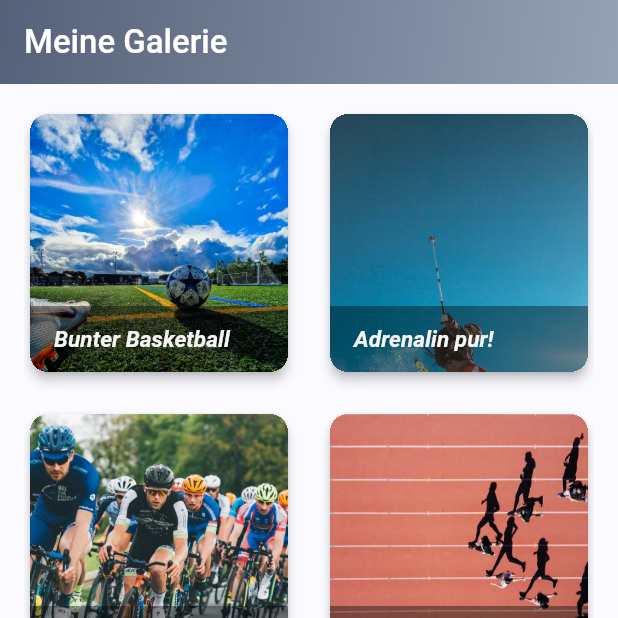
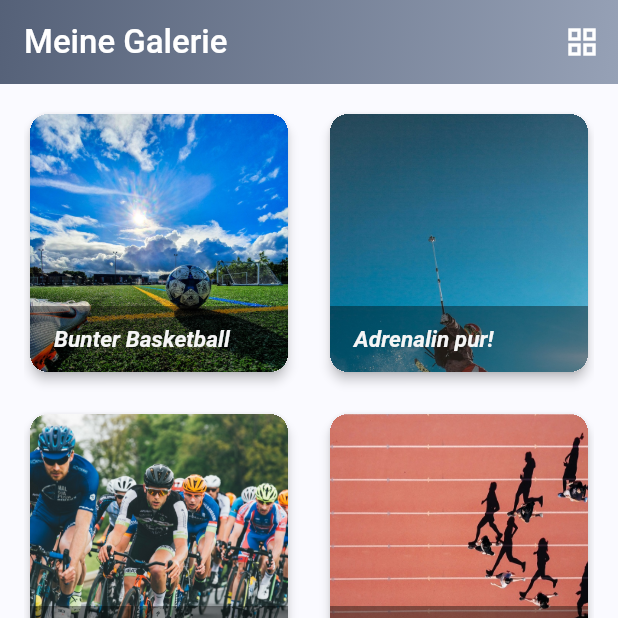
Before and after one commit to Platypus84/photo_gallery, a Flutter app: the screen it shows after launch, item 2 of the bottom bar chosen, on a phone screen of 412 x 824 dp, the top half of it. Run offline on Flutter 3.47's test engine with Material 3 defaults, Android fonts, the phone set to English and light mode, and no system bars.

Commit message:
update06_photogallery

```diff
--- a/lib/data/gallery_data.dart
+++ b/lib/data/gallery_data.dart
@@ -1,49 +1,63 @@
-import 'package:photo_gallery/widgets/gallery_item.dart';
+// Datei editiert: Klasse GalleryItemData erstellt sowie Listentyp GalleryItem durch GalleryItemData ersetzt, um picsPerRow verwenden zu können.
+// Ebenso werden in der Liste GalleryItemData nun wirklich nur noch Bildrohdaten und nicht mehr das GalleryItem selbst gespeichert.
+class GalleryItemData {
+  final String imageTitle;
+  final String imageDate;
+  final String imageDescription;
+  final String imagePath;
 
-List<GalleryItem> galleryData = [
-  GalleryItem(
+  const GalleryItemData({
+    required this.imageTitle,
+    required this.imageDate,
+    required this.imageDescription,
+    required this.imagePath,
+  });
+}
+
+List<GalleryItemData> galleryData = [
+  GalleryItemData(
     imageTitle: 'Bunter Basketball',
     imageDate: '03.06.2023',
     imageDescription:
         'Ein farbenfrohes Basketballfeld im Freien. Im Zentrum steht ein Basketballkorb, dessen weißes Netz im leichten Wind schaukelt. Die Farben des Spielfelds leuchten unter der warmen Abendsonne. Vor vielen Jahren, während eines Sommerabends, trafen sich hier Freunde zu einem unvergesslichen Spiel, bei dem die Sieger den Sonnenuntergang bejubelten.',
     imagePath: 'assets/images/soccer.jpeg',
   ),
-  GalleryItem(
+  GalleryItemData(
     imageTitle: 'Adrenalin pur!',
     imageDate: '14.07.2020',
     imageDescription:
         'Ein Skifahrer in voller Montur fliegt mutig über einen schneebedeckten Hügel, während der klare, blaue Himmel im Hintergrund strahlt. Die Sonne scheint hell, beleuchtet die funkelnden Schneeflocken und wirft lange Schatten auf die Piste. An einem perfekten Wintertag vor einigen Jahren, als der Schnee frisch und die Bedingungen ideal waren, führte dieser Sprung zu einem unvergesslichen Moment voller Adrenalin und Freude.',
     imagePath: 'assets/images/ski.jpeg',
   ),
-  GalleryItem(
+  GalleryItemData(
     imageTitle: 'Achtung Kurve',
     imageDate: '18.06.2022',
     imageDescription:
         'Eine große Gruppe Rennradfahrer legt sich synchron in eine scharfe Kurve, während sie mit beeindruckender Geschwindigkeit die Strecke entlangrasen. Die bunten Trikots der Fahrer leuchten im Sonnenschein, und ihre Konzentration ist greifbar. Vor einigen Jahren, während eines spannenden Wettkampfs an einem sonnigen Frühlingstag, markierte diese Kurve den Wendepunkt des Rennens und wurde zum Schauplatz eines packenden Duells um die Spitze.',
     imagePath: 'assets/images/bike.jpeg',
   ),
-  GalleryItem(
+  GalleryItemData(
     imageTitle: 'Runners High',
     imageDate: '22.09.2023',
     imageDescription:
         'Unsere acht Läufer bewegen sich hier in einer beeindruckenden Dreiecks-Formation über die Bahnen des sonnigen Sportplatzes am Mauerpark. Alle Athleten sind synchronisiert, ihre Schritte im perfekten Einklang, während sie die rote Tartanbahn unter ihren Füßen spüren. An einem kühlen Herbstmorgen, während eines intensiven Trainings, wurde diese Formation gewählt, um Teamarbeit und Präzision zu perfektionieren, und es war ein Moment, der die Entschlossenheit und den Zusammenhalt der Gruppe widerspiegelte.',
     imagePath: 'assets/images/running.jpeg',
   ),
-  GalleryItem(
+  GalleryItemData(
     imageTitle: 'Swish',
     imageDate: '11.08.2018',
     imageDescription:
         'Ein Foto, das von unten aufgenommen wurde, zeigt einen Basketballkorb mit einem strahlend blauen Himmel im Hintergrund. Die Sonne scheint hell, und das weiße Netz des Korbs hebt sich kontrastreich gegen das Blau ab. An einem klaren Sommernachmittag, vor vielen Jahren, wurde hier ein legendäres Spiel gespielt, bei dem der letzte Korb im goldenen Licht des Abends glänzte.',
     imagePath: 'assets/images/basketball_2.jpeg',
   ),
-  GalleryItem(
+  GalleryItemData(
     imageTitle: 'Ball Game',
     imageDate: '29.11.2023',
     imageDescription:
         'Die Nahaufnahme zeigt einen gelb-grünen Tennisball, der auf dem glänzenden Boden der Sporthalle liegt. Die Textur des Balls ist deutlich sichtbar, während das gedämpfte Licht der Halle eine ruhige Atmosphäre schafft. An einem regnerischen Nachmittag fand hier ein spannendes Match statt, bei dem dieser Ball im entscheidenden Moment des Spiels eine wichtige Rolle spielte.',
     imagePath: 'assets/images/tennis_1.jpeg',
   ),
-  GalleryItem(
+  GalleryItemData(
     imageTitle: 'Sieg in der Natur',
     imageDate: '02.05.2022',
     imageDescription:
--- a/lib/screens/screen_gallery.dart
+++ b/lib/screens/screen_gallery.dart
@@ -1,18 +1,33 @@
 import 'package:flutter/material.dart';
 import 'package:photo_gallery/data/gallery_data.dart';
+import 'package:photo_gallery/widgets/gallery_item.dart';
 
 class GalleryScreen extends StatelessWidget {
-  const GalleryScreen({super.key});
+  final int picsPerRow;
+  const GalleryScreen({super.key, this.picsPerRow = 2});
 
   @override
   Widget build(BuildContext context) {
     return Padding(
       padding: EdgeInsets.all(16.0),
-      child: GridView.count(
-        crossAxisCount: 2,
-        mainAxisSpacing: 20,
-        crossAxisSpacing: 20,
-        children: galleryData,
+      child: GridView.builder(
+        gridDelegate: SliverGridDelegateWithFixedCrossAxisCount(
+          crossAxisCount: picsPerRow,
+          mainAxisSpacing: 20,
+          crossAxisSpacing: 20,
+        ),
+        itemCount: galleryData.length,
+        itemBuilder: (context, index) {
+          final item = galleryData[index];
+
+          return GalleryItem(
+            imageTitle: item.imageTitle,
+            imageDescription: item.imageDescription,
+            imagePath: item.imagePath,
+            imageDate: item.imageDate,
+            picsPerRow: picsPerRow,
+          );
+        },
       ),
     );
   }
--- a/lib/screens/screen_main.dart
+++ b/lib/screens/screen_main.dart
@@ -14,8 +14,13 @@ class MainScreen extends StatefulWidget {
 class _MainScreenState extends State<MainScreen> with TickerProviderStateMixin {
   // Reminder: TickerProviderStateMixin wird für Animation (Page Transition) benötigt
   int _currentIndex = 0;
+  int _showPicsPerRow = 2;
 
-  final List<Widget> screens = [HomeScreen(), GalleryScreen(), AboutScreen()];
+  List<Widget> get screens => [
+    HomeScreen(),
+    GalleryScreen(picsPerRow: _showPicsPerRow),
+    AboutScreen(),
+  ];
   final List<String> screenTitles = ['Home', 'Meine Galerie', 'Über mich'];
 
   late AnimationController _animationController; // handelt die Animation
@@ -26,14 +31,14 @@ class _MainScreenState extends State<MainScreen> with TickerProviderStateMixin {
   void initState() {
     super.initState();
     _animationController = AnimationController(
-      duration: Duration(seconds: 1), // 1 second fade duration
+      duration: Duration(seconds: 1), // 1 Sekunde Fade Dauer
       vsync: this,
     );
     _fadeAnimation = Tween<double>(begin: 0.0, end: 1.0).animate(
       CurvedAnimation(parent: _animationController, curve: Curves.easeInOut),
     );
 
-    // Start with the first page visible
+    // Nimm die erste sichtbare Seite
     _animationController.forward();
   }
 
@@ -68,6 +73,20 @@ class _MainScreenState extends State<MainScreen> with TickerProviderStateMixin {
             screenTitles[_currentIndex],
             style: TextStyle(color: Colors.white, fontWeight: FontWeight.w500),
           ),
+          actions: [
+            // Grid Button nur in App Bar anzeigen, wenn der Screen die Gallery ist (index 1).
+            if (_currentIndex == 1)
+              IconButton(
+                onPressed: () {
+                  setState(() {
+                    _showPicsPerRow = _showPicsPerRow == 2
+                        ? 3
+                        : 2; // Ansicht zwischen 2 und 3 Bilder pro Zeile wechseln
+                  });
+                },
+                icon: Icon(Icons.grid_view_outlined, color: Colors.white),
+              ),
+          ],
           flexibleSpace: Container(
             decoration: BoxDecoration(
               gradient: LinearGradient(
--- a/lib/styles/photogallery_stylesheet.dart
+++ b/lib/styles/photogallery_stylesheet.dart
@@ -30,6 +30,18 @@ final ThemeData photoGalleryTheme = ThemeData(
       fontSize: 18,
       fontWeight: FontWeight.w500,
     ),
+    displayMedium: TextStyle(
+      color: Color(0xffeeeeee),
+      fontSize: 17,
+      fontWeight: FontWeight.w600,
+      shadows: [
+        Shadow(
+          blurRadius: 2.0,
+          color: const Color.fromARGB(255, 0, 0, 0),
+          offset: Offset(1.0, 1.0),
+        ),
+      ],
+    ),
     displaySmall: TextStyle(
       color: Color.fromRGBO(130, 130, 130, 1),
       fontSize: 14,
--- a/lib/widgets/gallery_item.dart
+++ b/lib/widgets/gallery_item.dart
@@ -6,6 +6,7 @@ class GalleryItem extends StatelessWidget {
   final String imageDescription;
   final String imagePath;
   final String imageDate;
+  final int picsPerRow;
 
   const GalleryItem({
     super.key,
@@ -13,6 +14,7 @@ class GalleryItem extends StatelessWidget {
     required this.imageDescription,
     required this.imagePath,
     required this.imageDate,
+    required this.picsPerRow,
   });
 
   @override
@@ -41,7 +43,7 @@ class GalleryItem extends StatelessWidget {
 
           return SlideTransition(position: offsetAnimation, child: child);
         },
-        // Optional: Customize transition duration
+        // Die Transition Dauer einstellen
         transitionDuration: const Duration(milliseconds: 600),
       );
     }
@@ -63,6 +65,8 @@ class GalleryItem extends StatelessWidget {
           ),
           child: Stack(
             children: [
+              // Zeige Text Overlay nur, wenn picsPerRow is 2 (Gridview mit 2 Bildern pro Zeile)
+              if (picsPerRow == 2)
                 Positioned(
                   bottom: 0,
                   left: 0,
```
Also changed, not shown: lib/screens/screen_details.dart (+73 -18 lines). Lines whose indentation alone changed are shown as unchanged.
